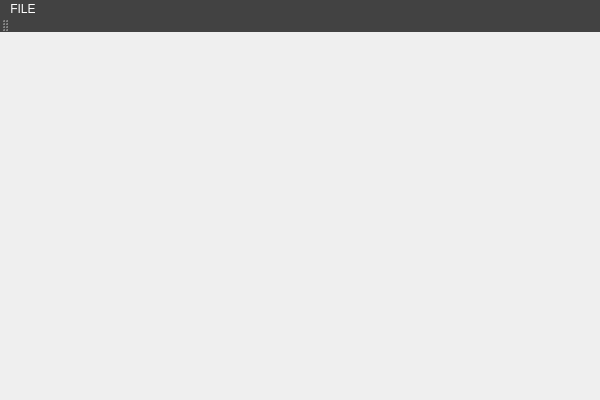
Before: the Qt Designer form BlockEditor/MainWindow.ui in jozefmery/BlockEditor, drawn with Qt 5.
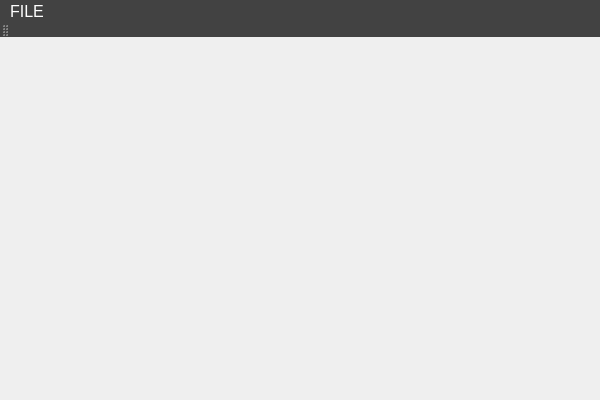
After: the same form once the commit is applied.

What changed in the file:
```diff
--- a/BlockEditor/MainWindow.ui
+++ b/BlockEditor/MainWindow.ui
@@ -24,13 +24,23 @@
      <x>0</x>
      <y>0</y>
      <width>600</width>
-     <height>22</height>
+     <height>28</height>
     </rect>
    </property>
+   <property name="font">
+    <font>
+     <pointsize>12</pointsize>
+    </font>
+   </property>
    <property name="styleSheet">
     <string notr="true">background-color: rgb(66,66,66); color: #FFFFFF;</string>
    </property>
    <widget class="QMenu" name="menuFILE">
+    <property name="font">
+     <font>
+      <pointsize>9</pointsize>
+     </font>
+    </property>
     <property name="title">
      <string>FILE</string>
     </property>
```
